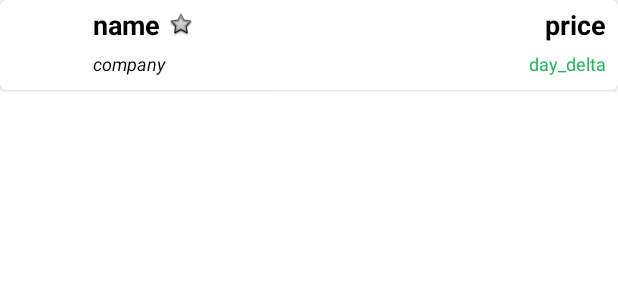
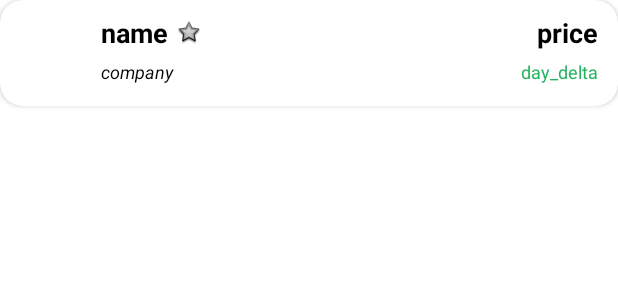
Before and after one commit to winmord/YandexSummerSchool, an Android app: the layout stock.xml on its own in the app's theme, with its tools: preview values and no code run, on a phone screen of 412 x 824 dp. Shown: the top 300 px of the screen. Run offline under Robolectric (Android 15) with nearby library versions, the phone set to English and light mode, and no system bars.

Commit message:
updated interface

```diff
--- a/app/src/main/java/com/example/yandexsummerschool/MainActivity.kt
+++ b/app/src/main/java/com/example/yandexsummerschool/MainActivity.kt
@@ -37,7 +37,7 @@ class MainActivity : AppCompatActivity() {
             _stockApi.update()
             Handler().postDelayed(Runnable {
                 swipeRefreshLayout.isRefreshing = false
-            }, 4000)
+            }, 2000)
         }
 
         swipeRefreshLayout.requestFocus()
--- a/app/src/main/java/com/example/yandexsummerschool/ui/main/PageViewModel.kt
+++ b/app/src/main/java/com/example/yandexsummerschool/ui/main/PageViewModel.kt
@@ -1,6 +1,5 @@
 package com.example.yandexsummerschool.ui.main
 
-import android.graphics.Bitmap
 import androidx.lifecycle.*
 
 class PageViewModel() : ViewModel() {
--- a/app/src/main/res/layout/fragment_main.xml
+++ b/app/src/main/res/layout/fragment_main.xml
@@ -11,8 +11,9 @@
         android:id="@+id/recyclerView"
         android:layout_width="match_parent"
         android:layout_height="match_parent"
+        android:background="@color/white"
         app:layout_constraintBottom_toBottomOf="parent"
         app:layout_constraintEnd_toEndOf="parent"
         app:layout_constraintStart_toStartOf="parent"
-        app:layout_constraintTop_toTopOf="parent" />
+        app:layout_constraintTop_toTopOf="parent"/>
 </androidx.constraintlayout.widget.ConstraintLayout>
--- a/app/src/main/res/layout/stock.xml
+++ b/app/src/main/res/layout/stock.xml
@@ -3,9 +3,12 @@
     xmlns:android="http://schemas.android.com/apk/res/android"
     xmlns:app="http://schemas.android.com/apk/res-auto"
     xmlns:tools="http://schemas.android.com/tools"
+    android:id="@+id/cardView"
     android:layout_width="match_parent"
     android:layout_height="wrap_content"
-    app:cardCornerRadius="4dp">
+    app:cardCornerRadius="15dp"
+    app:contentPadding="5dp"
+    app:barrierMargin="2dp">
 
     <androidx.constraintlayout.widget.ConstraintLayout
         android:id="@+id/relativeLayout"
```
Also changed, not shown: app/src/main/java/com/example/yandexsummerschool/ui/main/PlaceholderFragment.kt (+1 -6 lines), app/src/main/java/com/example/yandexsummerschool/ui/main/RecyclerViewAdapter.kt (+9 -7 lines).
